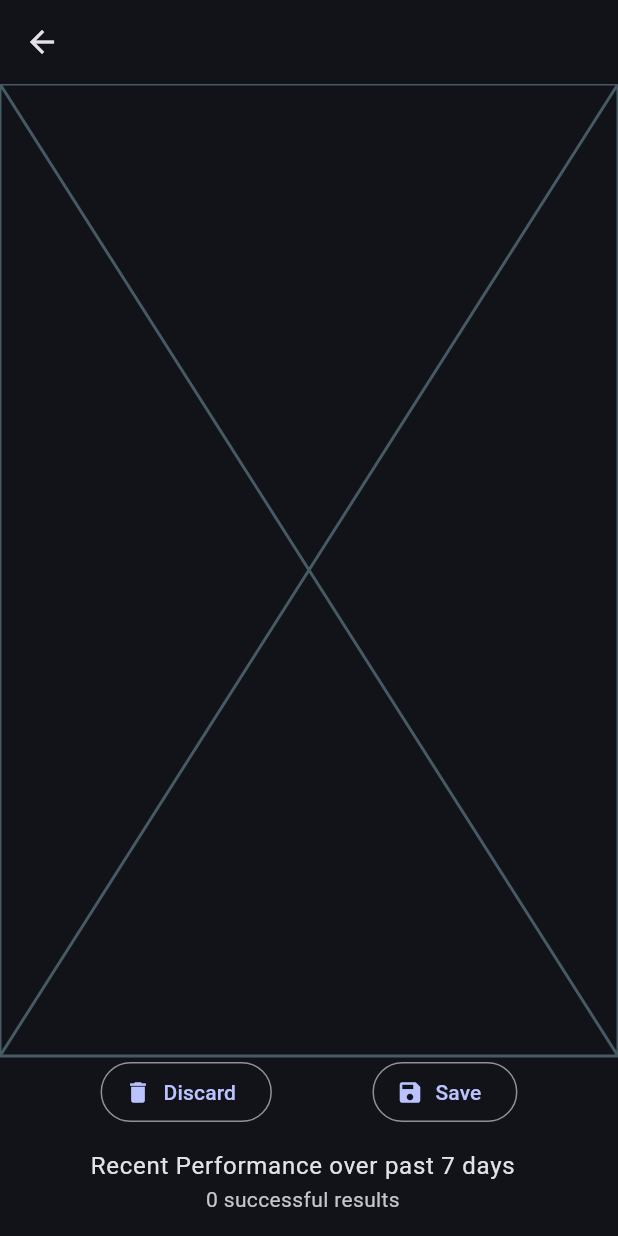
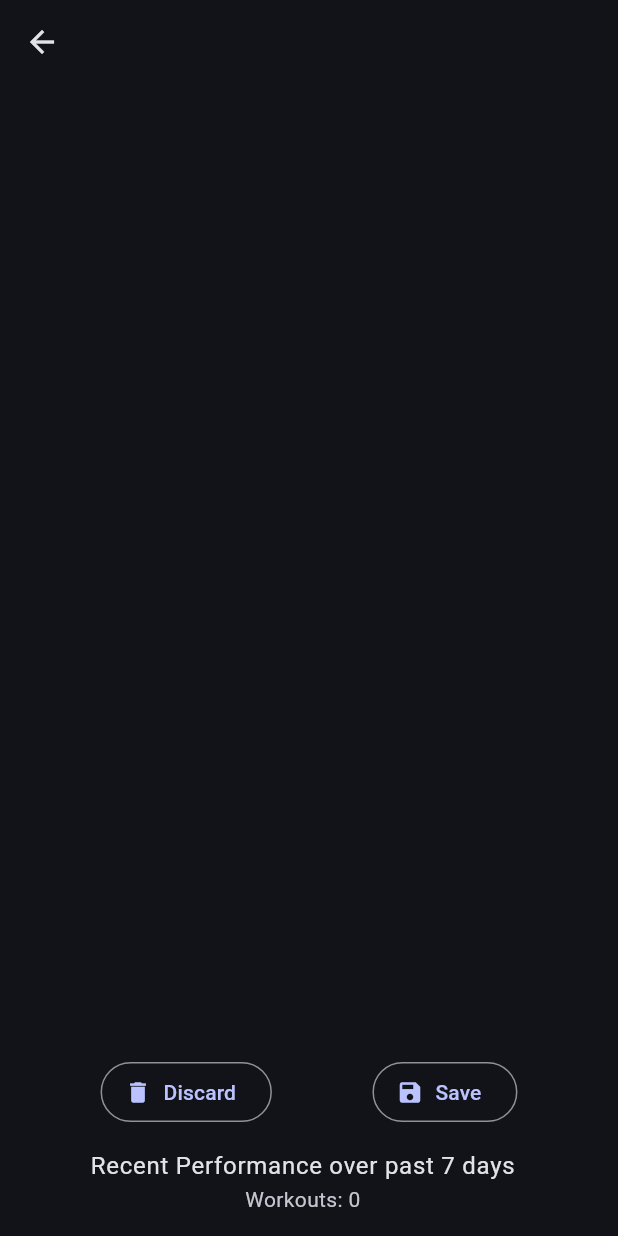
Before and after one commit to ngoantho/flutter-workout-app, a Flutter app: the DisplayPlanPage screen opened directly with empty values, on a phone screen of 412 x 824 dp. Run offline on Flutter 3.47's test engine with Material 3 defaults, Android fonts, the phone set to English and light mode, and no system bars; our stand-ins replace floor, sqflite, validators; missing offline and left inert: window_manager; accounts and stored records are empty; generated files the repository leaves out were written again.

```diff
--- /dev/null
+++ b/lib/dao/exercises.dart
@@ -0,0 +1,12 @@
+import 'package:floor/floor.dart';
+
+import 'package:homework/models/exercise.dart';
+
+@dao
+abstract class ExerciseDao {
+  @Query('SELECT * FROM exercise WHERE workout_plan_id = :workoutPlanId')
+  Future<List<Exercise>> getExercisesByWorkoutPlanId(int workoutPlanId);
+
+  @Insert()
+  Future<int> addExercise(Exercise exercise);
+}
--- /dev/null
+++ b/lib/dao/workout_plans.dart
@@ -0,0 +1,14 @@
+import 'package:floor/floor.dart';
+import 'package:homework/models/workout_plan.dart';
+
+@dao
+abstract class WorkoutPlanDao {
+  @Query('SELECT * FROM workout_plan')
+  Future<List<WorkoutPlan>> getAllWorkoutPlans();
+
+  @Query('SELECT * FROM workout_plan WHERE id = :id')
+  Future<WorkoutPlan?> getWorkoutPlanById(int id);
+
+  @Insert()
+  Future<int> addWorkoutPlan(WorkoutPlan workoutPlan);
+}
--- a/lib/dao/workouts.dart
+++ b/lib/dao/workouts.dart
@@ -6,6 +6,9 @@ abstract class WorkoutDao {
   @Query('SELECT * FROM workout')
   Future<List<Workout>> getAllWorkouts();
 
+  @Query('SELECT * FROM workout WHERE id = :id')
+  Future<Workout?> getWorkoutById(int id);
+
   @Insert()
   Future<int> addWorkout(Workout workout);
 }
--- a/lib/db.dart
+++ b/lib/db.dart
@@ -1,5 +1,7 @@
 import 'package:floor/floor.dart';
 import 'package:homework/dao/exercise_results.dart';
+import 'package:homework/dao/exercises.dart';
+import 'package:homework/dao/workout_plans.dart';
 import 'package:homework/dao/workouts.dart';
 import 'package:homework/enums/measurement_unit.dart';
 import 'package:homework/models/exercise.dart';
@@ -16,4 +18,6 @@ part 'db.g.dart';
 abstract class AppDatabase extends FloorDatabase {
   WorkoutDao get workoutDao;
   ExerciseResultDao get exerciseResultDao;
+  ExerciseDao get exerciseDao;
+  WorkoutPlanDao get workoutPlanDao;
 }
--- a/lib/main.dart
+++ b/lib/main.dart
@@ -27,7 +27,9 @@ Future<void> main() async {
     Provider(create: (_) => database.workoutDao),
     Provider(
       create: (_) => database.exerciseResultDao,
-    )
+    ),
+    Provider(create: (_) => database.exerciseDao),
+    Provider(create: (_) => database.workoutPlanDao),
   ], child: const MyApp()));
 }
 
--- a/lib/pages/download_page/display_plan.dart
+++ b/lib/pages/download_page/display_plan.dart
@@ -1,25 +1,51 @@
 import 'package:flutter/material.dart';
+import 'package:homework/dao/exercises.dart';
+import 'package:homework/dao/workout_plans.dart';
 import 'package:homework/mixins/navigate_to.dart';
 import 'package:homework/models/exercise.dart';
 import 'package:homework/models/workout_plan.dart';
 import 'package:homework/widgets/common_scaffold.dart';
+import 'package:provider/provider.dart';
 
 class DisplayPlanPage extends StatelessWidget with NavigateMixin {
   final WorkoutPlan workoutPlan;
+  final List<Exercise> exercises;
 
-  const DisplayPlanPage(this.workoutPlan, {super.key});
+  const DisplayPlanPage(this.workoutPlan, this.exercises, {super.key});
 
-  Widget get dialogContent {
-    return Placeholder();
-    // TODO get exercises from database
-    // return ListView.builder(
-    //   itemBuilder: (context, index) => _PlanEntry(workoutPlan.exercises[index]),
-    //   itemCount: workoutPlan.exercises.length,
-    // );
+  @override
+  Widget build(BuildContext context) {
+    // final workoutPlan = WorkoutPlan.fromJson(json);
+    //     int workoutPlanId =
+    //         await context.read<WorkoutPlanDao>().addWorkoutPlan(workoutPlan);
+
+    //     for (var e in List.from(json['exercises'])) {
+    //       final exercise = Exercise.fromJson(e);
+    //       exercise.workoutPlanId = workoutPlanId;
+    //       if (mounted) {
+    //         await context.read<ExerciseDao>().addExercise(exercise);
+    //       }
+    //     }
+
+    saveWorkoutPlan() async {
+      final workoutPlanId =
+          await context.read<WorkoutPlanDao>().addWorkoutPlan(workoutPlan);
+
+      for (var e in exercises) {
+        e.workoutPlanId = workoutPlanId;
+        if (context.mounted) {
+          await context.read<ExerciseDao>().addExercise(e);
+        }
+      }
     }
 
-  Row navMenu(BuildContext context) {
-    return Row(
+    return CommonScaffold(
+      title: workoutPlan.name,
+      content: ListView.builder(
+        itemBuilder: (context, index) => _PlanEntry(exercises[index]),
+        itemCount: exercises.length,
+      ),
+      bottomWidget: Row(
         mainAxisAlignment: MainAxisAlignment.spaceEvenly,
         children: [
           OutlinedButton.icon(
@@ -28,20 +54,12 @@ class DisplayPlanPage extends StatelessWidget with NavigateMixin {
             icon: Icon(Icons.delete),
           ),
           OutlinedButton.icon(
-          onPressed: () {},
+            onPressed: saveWorkoutPlan,
             label: Text('Save'),
             icon: Icon(Icons.save),
           )
         ],
-    );
-  }
-
-  @override
-  Widget build(BuildContext context) {
-    return CommonScaffold(
-      title: workoutPlan.name,
-      content: dialogContent,
-      bottomWidget: navMenu(context),
+      ),
     );
   }
 }
--- a/lib/widgets/recent_performance.dart
+++ b/lib/widgets/recent_performance.dart
@@ -1,5 +1,4 @@
 import 'package:flutter/material.dart';
-import 'package:homework/typedefs/output.dart';
 import 'package:homework/dao/workouts.dart';
 import 'package:provider/provider.dart';
 
@@ -8,9 +7,25 @@ class RecentPerformance extends StatelessWidget implements PreferredSizeWidget {
 
   @override
   Widget build(BuildContext context) {
+    return FutureBuilder(
+      future: context.read<WorkoutDao>().getAllWorkouts(),
+      builder: (context, snapshot) {
+        if (snapshot.connectionState == ConnectionState.waiting) {
+          return buildListTile('Loading...');
+        }
+
+        if (snapshot.hasError) {
+          return buildListTile('Error: ${snapshot.error}');
+        }
+
+        final workouts = snapshot.data;
+        return buildListTile('Workouts: ${workouts?.length}');
+      },
+    );
+
+    /*
     final today = DateTime.now();
     final sevenDaysAgo = today.subtract(Duration(days: 7));
-    // final workouts = context.watch<WorkoutsProvider>().workouts;
 
     /*
     final workoutsPastSevenDays = workouts.where(
@@ -43,8 +58,17 @@ class RecentPerformance extends StatelessWidget implements PreferredSizeWidget {
           '$successful successful results',
           textAlign: TextAlign.center,
         ));
+    */
   }
 
   @override
   Size get preferredSize => Size.fromHeight(kToolbarHeight);
+
+  Widget buildListTile(String s) {
+    return ListTile(
+      title: Text('Recent Performance over past 7 days',
+          textAlign: TextAlign.center),
+      subtitle: Text(s, textAlign: TextAlign.center),
+    );
+  }
 }
```
Also changed, not shown: lib/models/exercise.dart (+8 -0 lines), lib/models/workout_plan.dart (+10 -0 lines), lib/pages/download_page/download_plan.dart (+8 -3 lines), lib/db.g.dart. Lines whose indentation alone changed are shown as unchanged.
